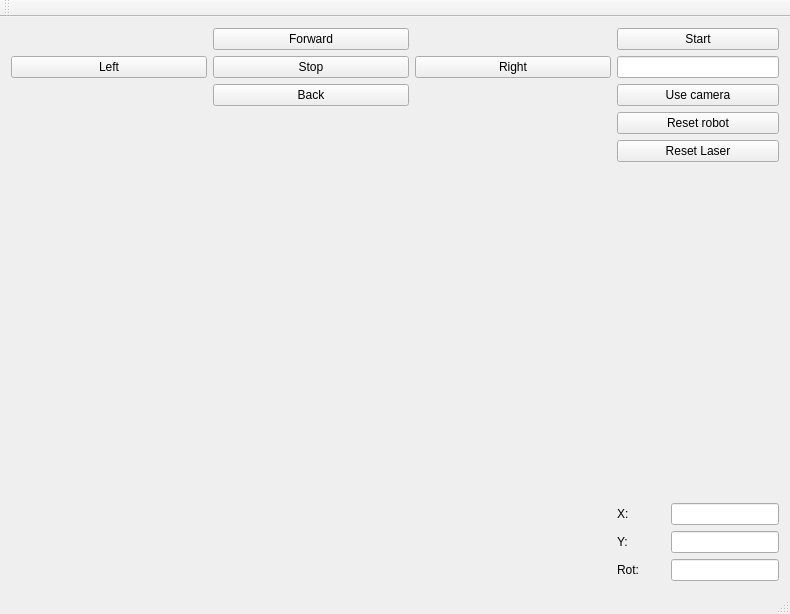
First picture: the form in demoRMR/mainwindow.ui, repository SimonRobotics/RMR_Maco_Vanca, before the edit.
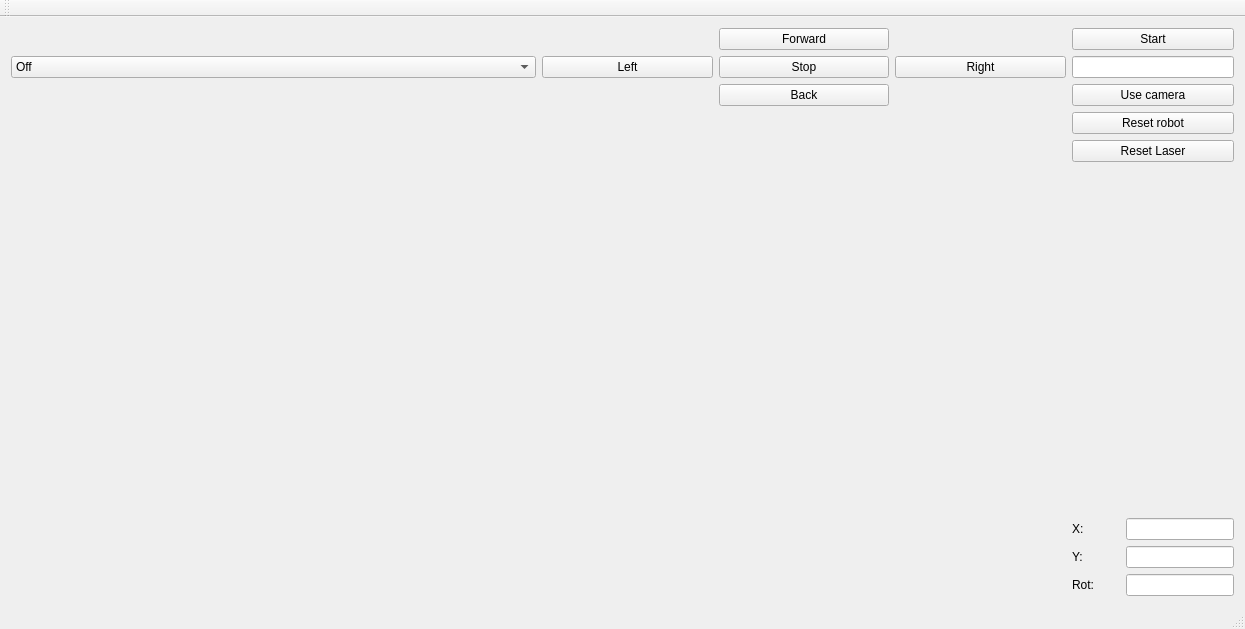
Second picture: the form after the edit.

```diff
--- a/demoRMR/mainwindow.ui
+++ b/demoRMR/mainwindow.ui
@@ -6,8 +6,8 @@
    <rect>
     <x>0</x>
     <y>0</y>
-    <width>788</width>
-    <height>614</height>
+    <width>1245</width>
+    <height>629</height>
    </rect>
   </property>
   <property name="windowTitle">
@@ -15,7 +15,7 @@
   </property>
   <widget class="QWidget" name="centralWidget">
    <layout class="QGridLayout" name="gridLayout">
-    <item row="1" column="1">
+    <item row="1" column="2">
      <layout class="QVBoxLayout" name="verticalLayout">
       <item>
        <widget class="QPushButton" name="pushButton_9">
@@ -73,76 +73,21 @@
       </item>
      </layout>
     </item>
-    <item row="1" column="0">
-     <layout class="QGridLayout" name="gridLayout_2">
-      <item row="1" column="2">
-       <widget class="QPushButton" name="pushButton_5">
+    <item row="2" column="0">
+     <layout class="QGridLayout" name="gridLayout_5">
+      <item row="0" column="0">
+       <widget class="QWidget" name="widget_2" native="true">
         <property name="sizePolicy">
          <sizepolicy hsizetype="Expanding" vsizetype="Fixed">
           <horstretch>0</horstretch>
           <verstretch>0</verstretch>
          </sizepolicy>
-        </property>
-        <property name="text">
-         <string>Right</string>
-        </property>
-       </widget>
-      </item>
-      <item row="0" column="1">
-       <widget class="QPushButton" name="pushButton_2">
-        <property name="sizePolicy">
-         <sizepolicy hsizetype="Expanding" vsizetype="Fixed">
-          <horstretch>0</horstretch>
-          <verstretch>0</verstretch>
-         </sizepolicy>
-        </property>
-        <property name="text">
-         <string>Forward</string>
-        </property>
-       </widget>
-      </item>
-      <item row="1" column="0">
-       <widget class="QPushButton" name="pushButton_6">
-        <property name="sizePolicy">
-         <sizepolicy hsizetype="Expanding" vsizetype="Fixed">
-          <horstretch>0</horstretch>
-          <verstretch>0</verstretch>
-         </sizepolicy>
-        </property>
-        <property name="text">
-         <string>Left</string>
-        </property>
-       </widget>
-      </item>
-      <item row="2" column="1">
-       <widget class="QPushButton" name="pushButton_3">
-        <property name="sizePolicy">
-         <sizepolicy hsizetype="Expanding" vsizetype="Fixed">
-          <horstretch>0</horstretch>
-          <verstretch>0</verstretch>
-         </sizepolicy>
-        </property>
-        <property name="text">
-         <string>Back</string>
-        </property>
-       </widget>
-      </item>
-      <item row="1" column="1">
-       <widget class="QPushButton" name="pushButton_4">
-        <property name="sizePolicy">
-         <sizepolicy hsizetype="Expanding" vsizetype="Fixed">
-          <horstretch>0</horstretch>
-          <verstretch>0</verstretch>
-         </sizepolicy>
-        </property>
-        <property name="text">
-         <string>Stop</string>
         </property>
        </widget>
       </item>
      </layout>
     </item>
-    <item row="2" column="1">
+    <item row="2" column="2">
      <layout class="QVBoxLayout" name="verticalLayout_2">
       <item>
        <widget class="QPushButton" name="pushButton_8">
@@ -270,7 +215,7 @@
       </item>
      </layout>
     </item>
-    <item row="2" column="0">
+    <item row="2" column="1">
      <widget class="QWidget" name="widget" native="true">
       <property name="sizePolicy">
        <sizepolicy hsizetype="MinimumExpanding" vsizetype="Expanding">
@@ -280,12 +225,129 @@
       </property>
       <property name="minimumSize">
        <size>
-        <width>600</width>
-        <height>450</height>
+        <width>0</width>
+        <height>0</height>
        </size>
       </property>
      </widget>
     </item>
+    <item row="1" column="1">
+     <layout class="QGridLayout" name="gridLayout_6">
+      <item row="1" column="2">
+       <widget class="QPushButton" name="pushButton_4">
+        <property name="sizePolicy">
+         <sizepolicy hsizetype="Expanding" vsizetype="Fixed">
+          <horstretch>0</horstretch>
+          <verstretch>0</verstretch>
+         </sizepolicy>
+        </property>
+        <property name="text">
+         <string>Stop</string>
+        </property>
+       </widget>
+      </item>
+      <item row="0" column="2">
+       <widget class="QPushButton" name="pushButton_2">
+        <property name="sizePolicy">
+         <sizepolicy hsizetype="Expanding" vsizetype="Fixed">
+          <horstretch>0</horstretch>
+          <verstretch>0</verstretch>
+         </sizepolicy>
+        </property>
+        <property name="text">
+         <string>Forward</string>
+        </property>
+       </widget>
+      </item>
+      <item row="2" column="2">
+       <widget class="QPushButton" name="pushButton_3">
+        <property name="sizePolicy">
+         <sizepolicy hsizetype="Expanding" vsizetype="Fixed">
+          <horstretch>0</horstretch>
+          <verstretch>0</verstretch>
+         </sizepolicy>
+        </property>
+        <property name="text">
+         <string>Back</string>
+        </property>
+       </widget>
+      </item>
+      <item row="1" column="3">
+       <widget class="QPushButton" name="pushButton_5">
+        <property name="sizePolicy">
+         <sizepolicy hsizetype="Expanding" vsizetype="Fixed">
+          <horstretch>0</horstretch>
+          <verstretch>0</verstretch>
+         </sizepolicy>
+        </property>
+        <property name="text">
+         <string>Right</string>
+        </property>
+       </widget>
+      </item>
+      <item row="1" column="0">
+       <widget class="QPushButton" name="pushButton_6">
+        <property name="sizePolicy">
+         <sizepolicy hsizetype="Expanding" vsizetype="Fixed">
+          <horstretch>0</horstretch>
+          <verstretch>0</verstretch>
+         </sizepolicy>
+        </property>
+        <property name="text">
+         <string>Left</string>
+        </property>
+       </widget>
+      </item>
+     </layout>
+    </item>
+    <item row="1" column="0">
+     <layout class="QGridLayout" name="gridLayout_2">
+      <item row="3" column="0">
+       <layout class="QVBoxLayout" name="verticalLayout_3">
+        <item>
+         <spacer name="horizontalSpacer_2">
+          <property name="orientation">
+           <enum>Qt::Orientation::Horizontal</enum>
+          </property>
+          <property name="sizeHint" stdset="0">
+           <size>
+            <width>40</width>
+            <height>20</height>
+           </size>
+          </property>
+         </spacer>
+        </item>
+       </layout>
+      </item>
+      <item row="0" column="0">
+       <spacer name="horizontalSpacer">
+        <property name="orientation">
+         <enum>Qt::Orientation::Horizontal</enum>
+        </property>
+        <property name="sizeHint" stdset="0">
+         <size>
+          <width>40</width>
+          <height>20</height>
+         </size>
+        </property>
+       </spacer>
+      </item>
+      <item row="2" column="0">
+       <widget class="QComboBox" name="comboBox">
+        <item>
+         <property name="text">
+          <string>Off</string>
+         </property>
+        </item>
+        <item>
+         <property name="text">
+          <string>Maping</string>
+         </property>
+        </item>
+       </widget>
+      </item>
+     </layout>
+    </item>
    </layout>
   </widget>
   <widget class="QMenuBar" name="menuBar">
```
Left out of the diff: 58 changed lines with no effect on the pictures.
